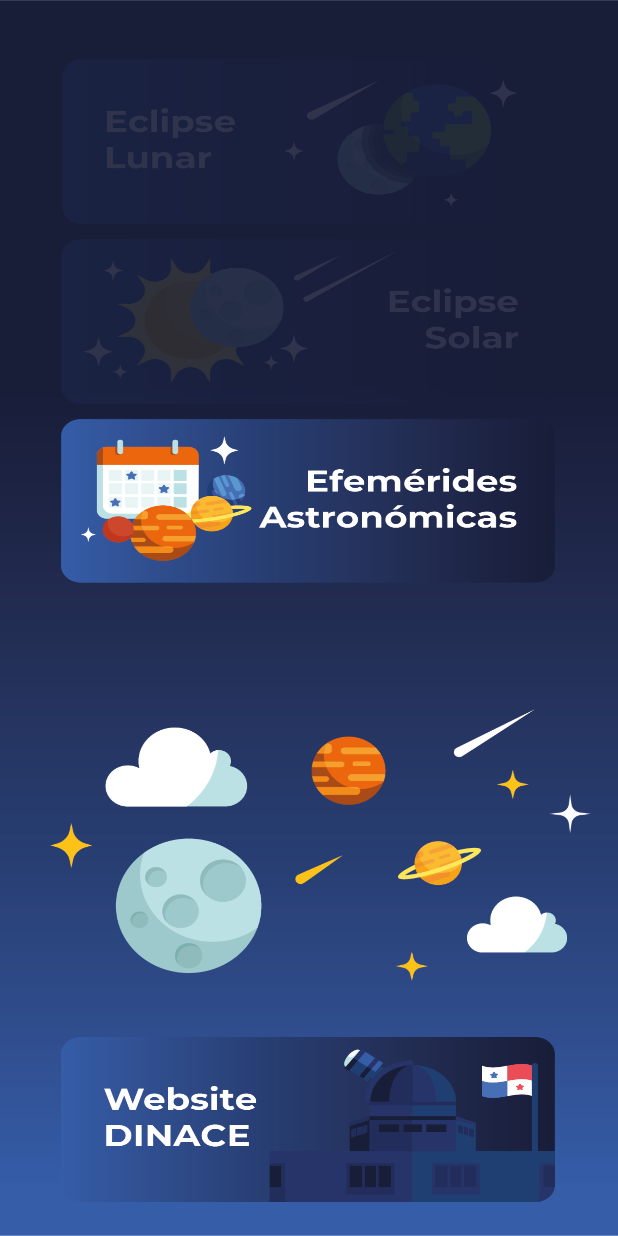
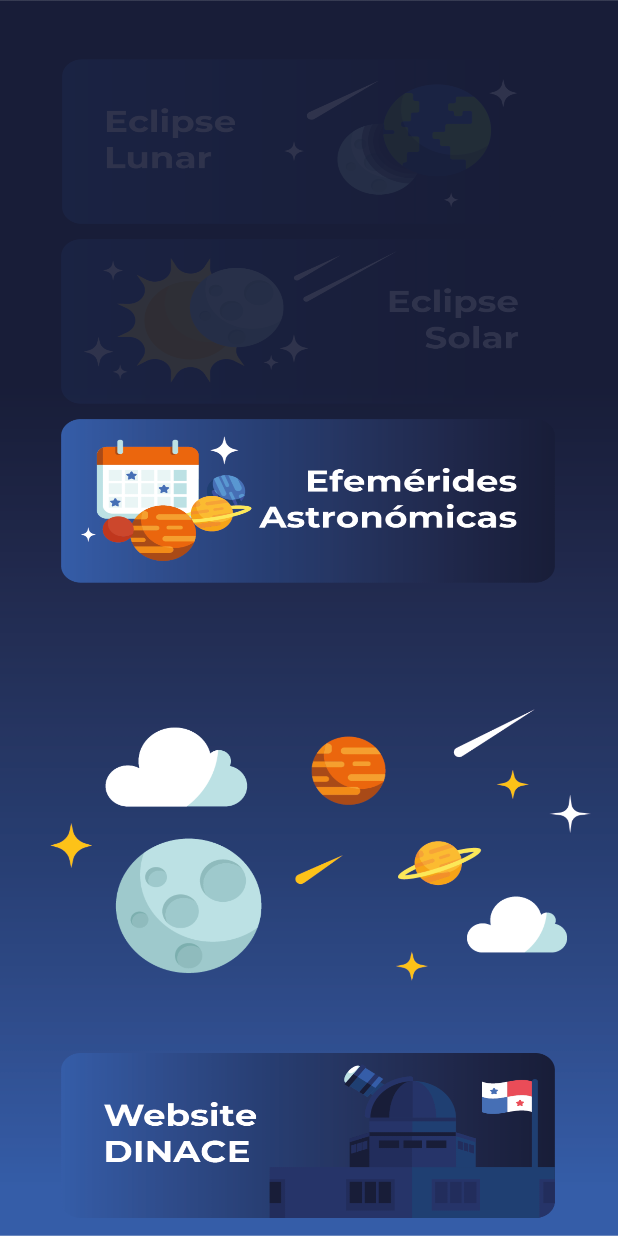
Before and after one commit to EvanGonzalez/DINASE_SEMESTRAL, an Android app: the screen it shows after launch (menu), on a phone screen of 412 x 824 dp. Run offline under Robolectric (Android 15) with nearby library versions, the phone set to English and light mode, and no system bars.

Commit message:
cambios en botones

```diff
--- a/app/src/main/res/layout/activity_menu.xml
+++ b/app/src/main/res/layout/activity_menu.xml
@@ -52,8 +52,8 @@
     </LinearLayout>
 
     <LinearLayout
-        android:layout_width="410dp"
-        android:layout_height="155dp"
+        android:layout_width="405dp"
+        android:layout_height="134dp"
         android:gravity="center"
         android:orientation="vertical"
         app:layout_constraintBottom_toBottomOf="parent"
```
